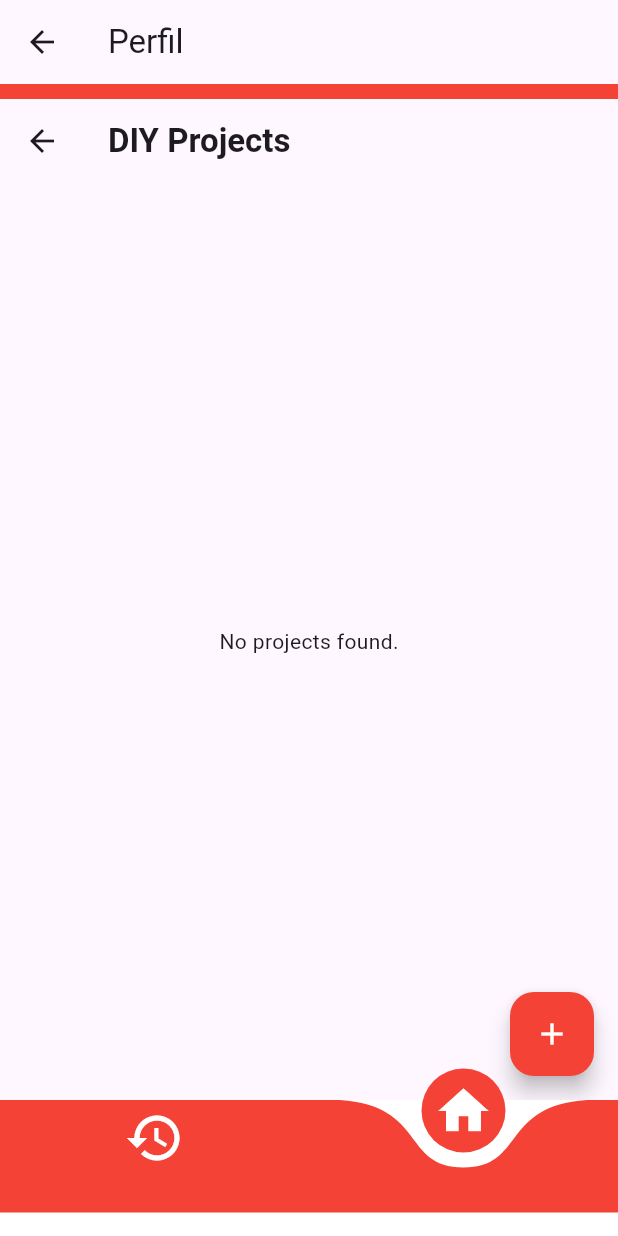
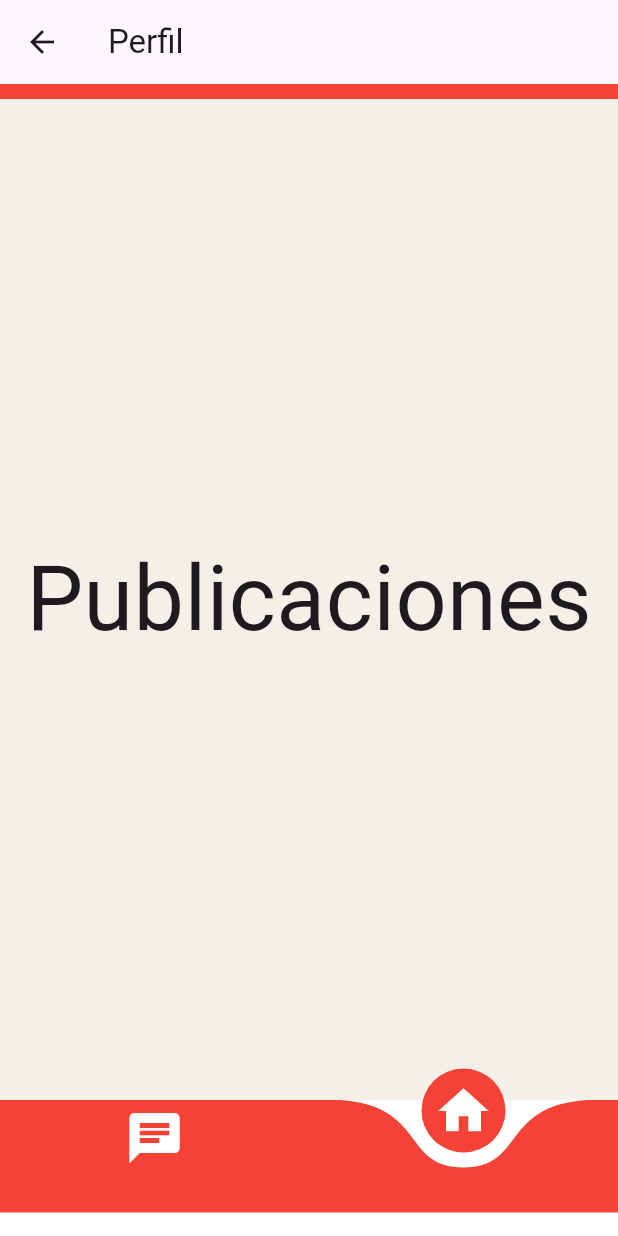
Before and after one commit to Emilio157/WeFixIt, a Flutter app: the HomePageContractor screen opened directly, on a phone screen of 412 x 824 dp. Run offline on Flutter 3.47's test engine with Material 3 defaults, Android fonts, the phone set to English and light mode, and no system bars; drawn by our look-alikes of curved_labeled_navigation_bar; our stand-ins replace cloud_firestore, firebase_auth, firebase_core, firebase_storage, image_picker; accounts and stored records are empty; network calls fail.

Commit message:
Modificaciones pantallas de contractor y usuario

```diff
--- /dev/null
+++ b/lib/ui/contractorHomePages/user_posts.dart
@@ -0,0 +1,11 @@
+import 'package:flutter/material.dart';
+
+class UserPosts extends StatelessWidget {
+  const UserPosts({super.key});
+
+  @override
+  Widget build(BuildContext context) {
+    return
+    Center(child: Text("Publicaciones", style: TextStyle(fontSize: 60),));
+  }
+}
--- a/lib/ui/homePages/historialPage.dart
+++ b/lib/ui/homePages/chatByUser.dart
@@ -1,8 +1,8 @@
 import 'package:flutter/material.dart';
 
 
-class MyHistorial extends StatelessWidget {
-  const MyHistorial({super.key});
+class ChatsUser extends StatelessWidget {
+  const ChatsUser({super.key});
 
   @override
   Widget build(BuildContext context) {
--- a/lib/ui/widgets/home_page_contractor.dart
+++ b/lib/ui/widgets/home_page_contractor.dart
@@ -3,8 +3,8 @@ import 'package:curved_labeled_navigation_bar/curved_navigation_bar.dart';
 import 'package:curved_labeled_navigation_bar/curved_navigation_bar_item.dart';
 import 'package:firebase_auth/firebase_auth.dart';
 import 'package:cloud_firestore/cloud_firestore.dart';
-import 'package:we_fix_it/ui/homePages/diyPage.dart';
-import 'package:we_fix_it/ui/homePages/historialPage.dart';
+import 'package:we_fix_it/ui/contractorHomePages/chats_by_contractor.dart';
+import 'package:we_fix_it/ui/contractorHomePages/user_posts.dart';
 
 class HomePageContractor extends StatefulWidget {
   const HomePageContractor({super.key});
@@ -14,10 +14,10 @@ class HomePageContractor extends StatefulWidget {
 }
 
 class _HomePageContractorState extends State<HomePageContractor> {
-  int currentIndex = 1;  // Cambiado a un índice válido
+  int currentIndex = 1;
   final pantallas = [
-    MyHistorial(),
-    MyDiy(),
+    ChatsContractor(),
+    UserPosts(),
   ];
 
   Future<String> _getUserName(String uid) async {
@@ -96,7 +96,7 @@ class _HomePageContractorState extends State<HomePageContractor> {
         items: const [
           CurvedNavigationBarItem(
             child: Icon(
-              Icons.history,
+              Icons.chat,
               color: Colors.white,
               size: 40,
             ),
```
Also changed, not shown: lib/ui/contractorHomePages/chats_by_contractor.dart (added, +11 -0 lines), lib/ui/home_page_user.dart (+4 -4 lines), lib/ui/login_page.dart (+1 -11 lines).
